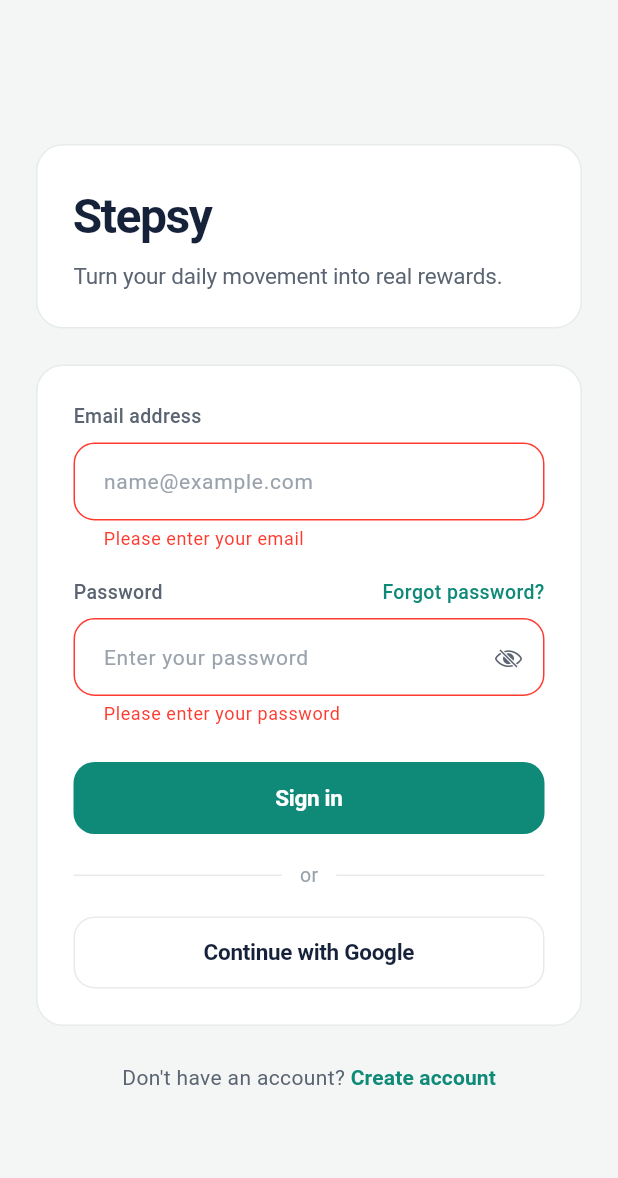
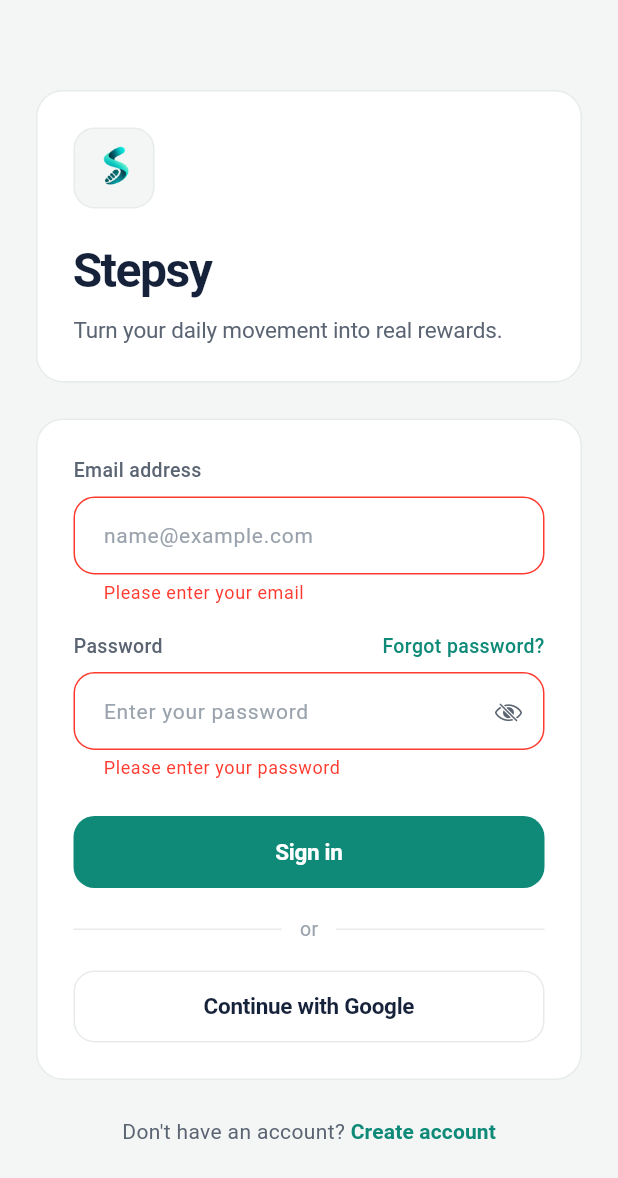
Before and after one commit to hanovadevs/char-qadam, a Flutter app: the screen it shows after launch, after a tap on "Sign in", on a phone screen of 412 x 824 dp. Shown: the top 1178 px of the screen. Run offline on Flutter 3.47's test engine with Material 3 defaults, Android fonts, the phone set to English and light mode, and no system bars; our stand-ins replace dio, flutter_local_notifications, flutter_riverpod, flutter_secure_storage, go_router, google_sign_in and 5 more; missing offline and left inert: health, workmanager; statements that could not run were skipped.

Commit message:
feat(branding): integrate Stepsy_Icon1.png transparent logo across mobile app icons, in-app screens, and web admin portal

```diff
--- a/mobile/lib/features/auth/presentation/login_screen.dart
+++ b/mobile/lib/features/auth/presentation/login_screen.dart
@@ -109,8 +109,28 @@
                     ),
                     child: Column(
                       crossAxisAlignment: CrossAxisAlignment.start,
-                      children: const [
-                        Text(
+                      children: [
+                        Container(
+                          width: 54,
+                          height: 54,
+                          decoration: BoxDecoration(
+                            color: AppTheme.surfaceMuted,
+                            borderRadius: BorderRadius.circular(AppTheme.radiusMd),
+                            border: Border.all(color: AppTheme.hairline),
+                          ),
+                          padding: const EdgeInsets.all(8),
+                          child: Image.asset(
+                            'assets/icon/Stepsy_Icon1.png',
+                            fit: BoxFit.contain,
+                            errorBuilder: (context, error, stackTrace) => const Icon(
+                              Icons.directions_walk,
+                              size: 28,
+                              color: AppTheme.accentSolid,
+                            ),
+                          ),
+                        ),
+                        const SizedBox(height: 18),
+                        const Text(
                           'Stepsy',
                           style: TextStyle(
                             fontSize: 32,
@@ -119,8 +139,8 @@
                             color: AppTheme.inkPrimary,
                           ),
                         ),
-                        SizedBox(height: 6),
-                        Text(
+                        const SizedBox(height: 6),
+                        const Text(
                           'Turn your daily movement into real rewards.',
                           style: TextStyle(
                             fontSize: 15,
--- a/mobile/lib/routing/app_router.dart
+++ b/mobile/lib/routing/app_router.dart
@@ -192,10 +192,10 @@
                 borderRadius: BorderRadius.circular(AppTheme.radiusLg),
                 border: Border.all(color: AppTheme.hairline),
               ),
-              clipBehavior: Clip.antiAlias,
+              padding: const EdgeInsets.all(12),
               child: Image.asset(
-                'assets/icon/app_icon.png',
-                fit: BoxFit.cover,
+                'assets/icon/Stepsy_Icon1.png',
+                fit: BoxFit.contain,
                 errorBuilder: (context, error, stackTrace) => Container(
                   color: AppTheme.surfaceMuted,
                   child: const Icon(
```
Also changed, not shown: mobile/flutter_launcher_icons.yaml (+6 -3 lines), mobile/lib/features/profile/presentation/profile_screen.dart (+25 -1 lines), mobile/assets/icon/Stepsy_Icon1.png (added), mobile/assets/icon/app_icon.png, 45 other files.
